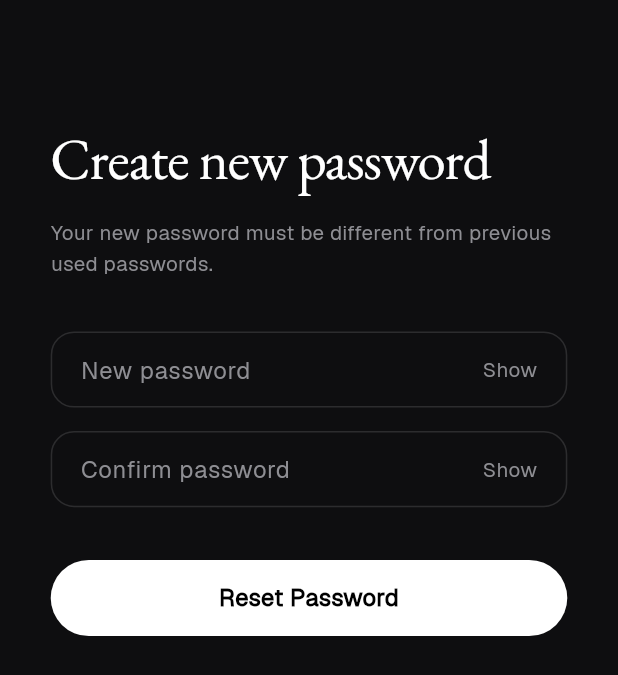
After one commit to jayo14/glimpse, a Flutter app: the ResetPasswordScreen screen opened by its route, on a phone screen of 412 x 824 dp. The commit adds this screen. Shown: the top 675 px of the screen. Run offline on Flutter 3.47's test engine with Material 3 defaults, Android fonts, the phone set to English and light mode, and no system bars; our stand-ins replace camera, dio, flutter_dotenv, flutter_riverpod, flutter_secure_storage, go_router and 3 more; missing offline and left inert: gal, mobile_scanner; accounts and stored records are empty; network calls fail.

Commit message:
chore: integrated verify email and reset password endpoints

```diff
--- a/mobile/lib/core/navigation/router.dart
+++ b/mobile/lib/core/navigation/router.dart
@@ -5,6 +5,8 @@ import '../../features/shared/share_screen.dart';
 import '../../features/auth/auth_screen.dart';
 import '../../features/auth/signup_screen.dart';
 import '../../features/auth/forgot_password_screen.dart';
+import '../../features/auth/verify_email_screen.dart';
+import '../../features/auth/reset_password_screen.dart';
 import '../../features/guest/guest_setup_screen.dart';
 import '../../features/guest/guest_entry_screen.dart';
 import '../../features/guest/qr_scanner_screen.dart';
@@ -33,6 +35,14 @@ final router = GoRouter(
     GoRoute(path: '/auth', builder: (context, state) => const AuthScreen()),
     GoRoute(path: '/signup', builder: (context, state) => const SignupScreen()),
     GoRoute(path: '/forgot-password', builder: (context, state) => const ForgotPasswordScreen()),
+    GoRoute(
+      path: '/verify-email',
+      builder: (context, state) => VerifyEmailScreen(token: state.uri.queryParameters['token'] ?? ''),
+    ),
+    GoRoute(
+      path: '/reset-password',
+      builder: (context, state) => ResetPasswordScreen(token: state.uri.queryParameters['token'] ?? ''),
+    ),
     GoRoute(path: '/role-selection', builder: (context, state) => const RoleSelectionScreen()),
     GoRoute(path: '/guest-entry', builder: (context, state) => const GuestEntryScreen()),
     GoRoute(path: '/qr-scanner', builder: (context, state) => const QRScannerScreen()),
--- /dev/null
+++ b/mobile/lib/features/auth/reset_password_screen.dart
@@ -0,0 +1,155 @@
+import 'package:flutter/material.dart';
+import 'package:flutter_riverpod/flutter_riverpod.dart';
+import 'package:go_router/go_router.dart';
+import '../../core/theme/colors.dart';
+import '../../core/utils/responsive.dart';
+import '../../core/widgets/glimpse_button.dart';
+import '../../core/widgets/glimpse_input.dart';
+import 'providers/auth_provider.dart';
+
+class ResetPasswordScreen extends ConsumerStatefulWidget {
+  final String token;
+  const ResetPasswordScreen({super.key, required this.token});
+
+  @override
+  ConsumerState<ResetPasswordScreen> createState() => _ResetPasswordScreenState();
+}
+
+class _ResetPasswordScreenState extends ConsumerState<ResetPasswordScreen> {
+  final _passwordController = TextEditingController();
+  final _confirmController = TextEditingController();
+
+  bool _showPwd = false;
+  bool _showConfirm = false;
+  bool _isLoading = false;
+  bool _isSuccess = false;
+
+  @override
+  void dispose() {
+    _passwordController.dispose();
+    _confirmController.dispose();
+    super.dispose();
+  }
+
+  void _handleReset() async {
+    final password = _passwordController.text;
+    final confirm = _confirmController.text;
+
+    if (password.isEmpty || confirm.isEmpty) {
+      ScaffoldMessenger.of(context).showSnackBar(const SnackBar(content: Text('Please fill all fields.')));
+      return;
+    }
+    if (password != confirm) {
+      ScaffoldMessenger.of(context).showSnackBar(const SnackBar(content: Text('Passwords do not match.')));
+      return;
+    }
+
+    setState(() => _isLoading = true);
+    try {
+      await ref.read(authProvider.notifier).resetPassword(widget.token, password);
+      if (mounted) {
+        setState(() => _isSuccess = true);
+      }
+    } catch (e) {
+      if (mounted) {
+        ScaffoldMessenger.of(context).showSnackBar(SnackBar(content: Text(e.toString().replaceAll('Exception: ', ''))));
+      }
+    } finally {
+      if (mounted) {
+        setState(() => _isLoading = false);
+      }
+    }
+  }
+
+  @override
+  Widget build(BuildContext context) {
+    if (_isSuccess) {
+      return Scaffold(
+        backgroundColor: GlimpseColors.deepCharcoal,
+        body: Center(
+          child: Padding(
+            padding: EdgeInsets.symmetric(horizontal: 32.w(context)),
+            child: Column(
+              mainAxisAlignment: MainAxisAlignment.center,
+              children: [
+                const Icon(Icons.check_circle_outline, color: Colors.greenAccent, size: 64),
+                SizedBox(height: 24.h(context)),
+                Text(
+                  'Password Reset!',
+                  style: TextStyle(fontFamily: 'EB Garamond', fontSize: 36.sp(context), color: Colors.white),
+                ),
+                SizedBox(height: 12.h(context)),
+                Text(
+                  'Your password has been successfully updated. You can now log in with your new password.',
+                  style: TextStyle(color: GlimpseColors.coolGray, fontSize: 14.sp(context)),
+                  textAlign: TextAlign.center,
+                ),
+                SizedBox(height: 36.h(context)),
+                GlimpseButton(
+                  label: 'Back to Log In',
+                  onPressed: () => context.go('/auth'),
+                  isPrimary: true,
+                ),
+              ],
+            ),
+          ),
+        ),
+      );
+    }
+
+    return Scaffold(
+      backgroundColor: GlimpseColors.deepCharcoal,
+      body: SingleChildScrollView(
+        child: Padding(
+          padding: EdgeInsets.symmetric(horizontal: 32.w(context)),
+          child: Column(
+            crossAxisAlignment: CrossAxisAlignment.start,
+            children: [
+              SizedBox(height: 80.h(context)),
+              Text(
+                'Create new password',
+                style: TextStyle(
+                  fontFamily: 'EB Garamond',
+                  fontSize: 36.sp(context),
+                  color: Colors.white,
+                  letterSpacing: -0.02 * 36,
+                ),
+              ),
+              SizedBox(height: 12.h(context)),
+              Text(
+                'Your new password must be different from previous used passwords.',
+                style: TextStyle(color: GlimpseColors.coolGray, fontSize: 13.sp(context), height: 1.55),
+              ),
+              SizedBox(height: 36.h(context)),
+              GlimpseInput(
+                hint: 'New password',
+                controller: _passwordController,
+                isPassword: !_showPwd,
+                suffix: GestureDetector(
+                  onTap: () => setState(() => _showPwd = !_showPwd),
+                  child: Text(_showPwd ? 'Hide' : 'Show', style: TextStyle(color: GlimpseColors.coolGray, fontSize: 13.sp(context))),
+                ),
+              ),
+              SizedBox(height: 16.h(context)),
+              GlimpseInput(
+                hint: 'Confirm password',
+                controller: _confirmController,
+                isPassword: !_showConfirm,
+                suffix: GestureDetector(
+                  onTap: () => setState(() => _showConfirm = !_showConfirm),
+                  child: Text(_showConfirm ? 'Hide' : 'Show', style: TextStyle(color: GlimpseColors.coolGray, fontSize: 13.sp(context))),
+                ),
+              ),
+              SizedBox(height: 36.h(context)),
+              GlimpseButton(
+                label: _isLoading ? 'Resetting...' : 'Reset Password',
+                onPressed: _isLoading ? () {} : _handleReset,
+                isPrimary: true,
+              ),
+            ],
+          ),
+        ),
+      ),
+    );
+  }
+}
```
Also changed, not shown: mobile/lib/core/network/api_client.dart (+37 -1 lines), mobile/lib/features/auth/providers/auth_provider.dart (+49 -6 lines), mobile/lib/features/auth/repositories/auth_repository.dart (+41 -0 lines), mobile/lib/features/auth/verify_email_screen.dart (added, +86 -0 lines), mobile/lib/features/user/repositories/user_repository.dart (added, +31 -0 lines), 1 other file.
